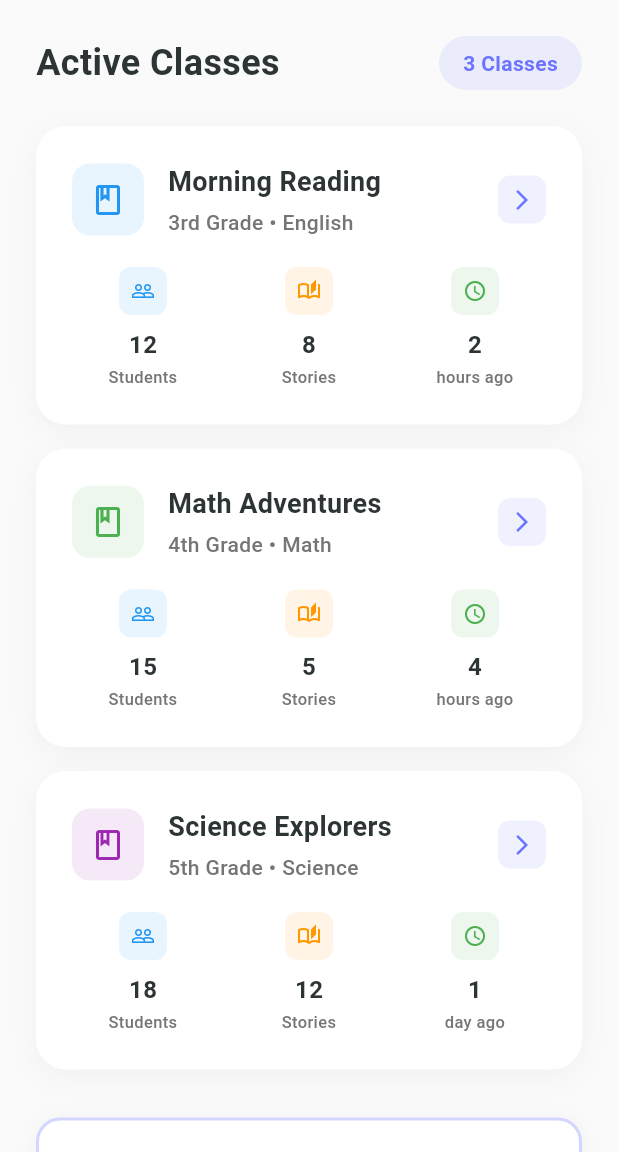
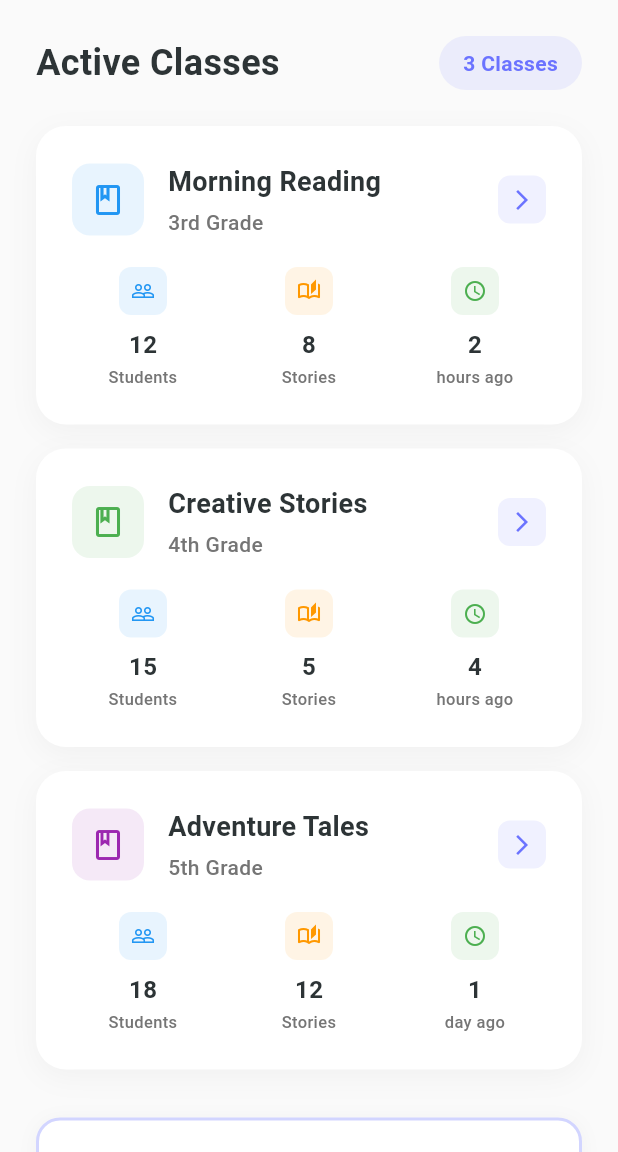
Before and after one commit to DalenVilla/Story-Buddy, a Flutter app: the TeacherClassesScreen screen opened directly, on a phone screen of 412 x 824 dp, the part 84-1236 px from its top. Run offline on Flutter 3.47's test engine with Material 3 defaults, Android fonts, the phone set to English and light mode, and no system bars; our stand-ins replace flutter_dotenv, shared_preferences, video_player; accounts and stored records are empty.

Commit message:
removed subjects

```diff
--- a/lib/screens/teacher/teacher_class_detail_screen.dart
+++ b/lib/screens/teacher/teacher_class_detail_screen.dart
@@ -5,14 +5,12 @@ import 'view_all_students_screen.dart';
 class TeacherClassDetailScreen extends StatefulWidget {
   final String className;
   final String grade;
-  final String subject;
   final int students;
 
   const TeacherClassDetailScreen({
     super.key,
     required this.className,
     required this.grade,
-    required this.subject,
     required this.students,
   });
 
@@ -118,7 +116,7 @@ class _TeacherClassDetailScreenState extends State<TeacherClassDetailScreen> {
                     ),
                     const SizedBox(height: 8),
                     Text(
-                      '${widget.grade} • ${widget.students} students • ${widget.subject}',
+                      '${widget.grade} • ${widget.students} students',
                       style: TextStyle(
                         fontSize: 16,
                         color: Colors.grey[600],
@@ -442,7 +440,6 @@ class _TeacherClassDetailScreenState extends State<TeacherClassDetailScreen> {
                     builder: (context) => ViewAllStudentsScreen(
                       className: widget.className,
                       grade: widget.grade,
-                      subject: widget.subject,
                     ),
                   ),
                 );
--- a/lib/screens/teacher/teacher_classes_screen.dart
+++ b/lib/screens/teacher/teacher_classes_screen.dart
@@ -63,7 +63,6 @@ class TeacherClassesScreen extends StatelessWidget {
               context: context,
               className: 'Morning Reading',
               grade: '3rd Grade',
-              subject: 'English',
               students: 12,
               stories: 8,
               lastActivity: '2 hours ago',
@@ -74,9 +73,8 @@ class TeacherClassesScreen extends StatelessWidget {
 
             _buildClassCard(
               context: context,
-              className: 'Math Adventures',
+              className: 'Creative Stories',
               grade: '4th Grade',
-              subject: 'Math',
               students: 15,
               stories: 5,
               lastActivity: '4 hours ago',
@@ -87,9 +85,8 @@ class TeacherClassesScreen extends StatelessWidget {
 
             _buildClassCard(
               context: context,
-              className: 'Science Explorers',
+              className: 'Adventure Tales',
               grade: '5th Grade',
-              subject: 'Science',
               students: 18,
               stories: 12,
               lastActivity: '1 day ago',
@@ -166,7 +163,6 @@ class TeacherClassesScreen extends StatelessWidget {
     required BuildContext context,
     required String className,
     required String grade,
-    required String subject,
     required int students,
     required int stories,
     required String lastActivity,
@@ -180,7 +176,6 @@ class TeacherClassesScreen extends StatelessWidget {
             builder: (context) => TeacherClassDetailScreen(
               className: className,
               grade: grade,
-              subject: subject,
               students: students,
             ),
           ),
@@ -232,7 +227,7 @@ class TeacherClassesScreen extends StatelessWidget {
                       ),
                       const SizedBox(height: 4),
                       Text(
-                        '$grade • $subject',
+                        grade,
                         style: TextStyle(
                           fontSize: 14,
                           color: Colors.grey[600],
--- a/lib/screens/teacher/teacher_dashboard_screen.dart
+++ b/lib/screens/teacher/teacher_dashboard_screen.dart
@@ -414,7 +414,6 @@ class _CreateClassWizardState extends State<CreateClassWizard> {
   final _formKey = GlobalKey<FormState>();
   final _classNameController = TextEditingController();
   String _selectedGrade = 'Kindergarten';
-  String _selectedSubject = 'English';
 
   // Step 2 - Emotions
   List<String> _selectedEmotions = [];
@@ -432,16 +431,7 @@ class _CreateClassWizardState extends State<CreateClassWizard> {
     '6th Grade'
   ];
 
-  final List<String> _subjects = [
-    'English',
-    'Math',
-    'Science',
-    'Social Studies',
-    'Art',
-    'Music',
-    'Physical Education',
-    'Other'
-  ];
+
 
   final List<Map<String, dynamic>> _allEmotions = [
     {'name': 'Empathy', 'icon': Icons.favorite, 'color': Colors.pink},
--- a/lib/screens/teacher/view_all_students_screen.dart
+++ b/lib/screens/teacher/view_all_students_screen.dart
@@ -3,13 +3,11 @@ import 'package:flutter/material.dart';
 class ViewAllStudentsScreen extends StatelessWidget {
   final String className;
   final String grade;
-  final String subject;
 
   const ViewAllStudentsScreen({
     super.key,
     required this.className,
     required this.grade,
-    required this.subject,
   });
 
   @override
@@ -176,7 +174,7 @@ class ViewAllStudentsScreen extends StatelessWidget {
                   ),
                   const SizedBox(height: 8),
                   Text(
-                    '${students.length} students • $grade • $subject',
+                    '${students.length} students • $grade',
                     style: TextStyle(
                       fontSize: 16,
                       color: Colors.white.withOpacity(0.9),
```
